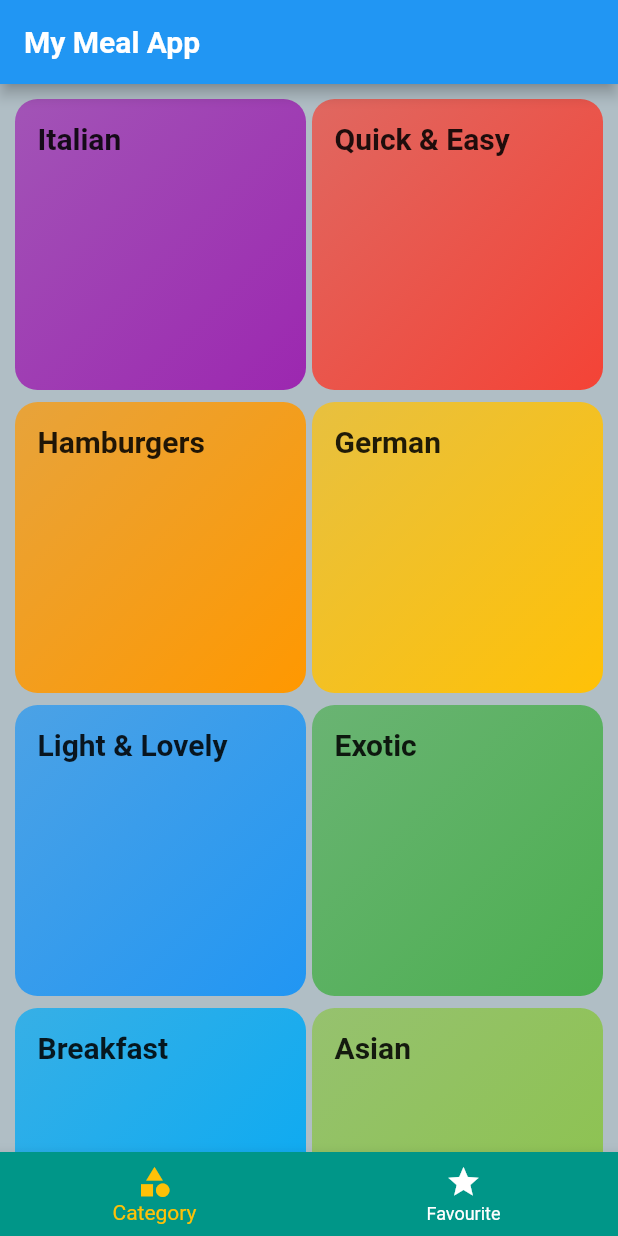
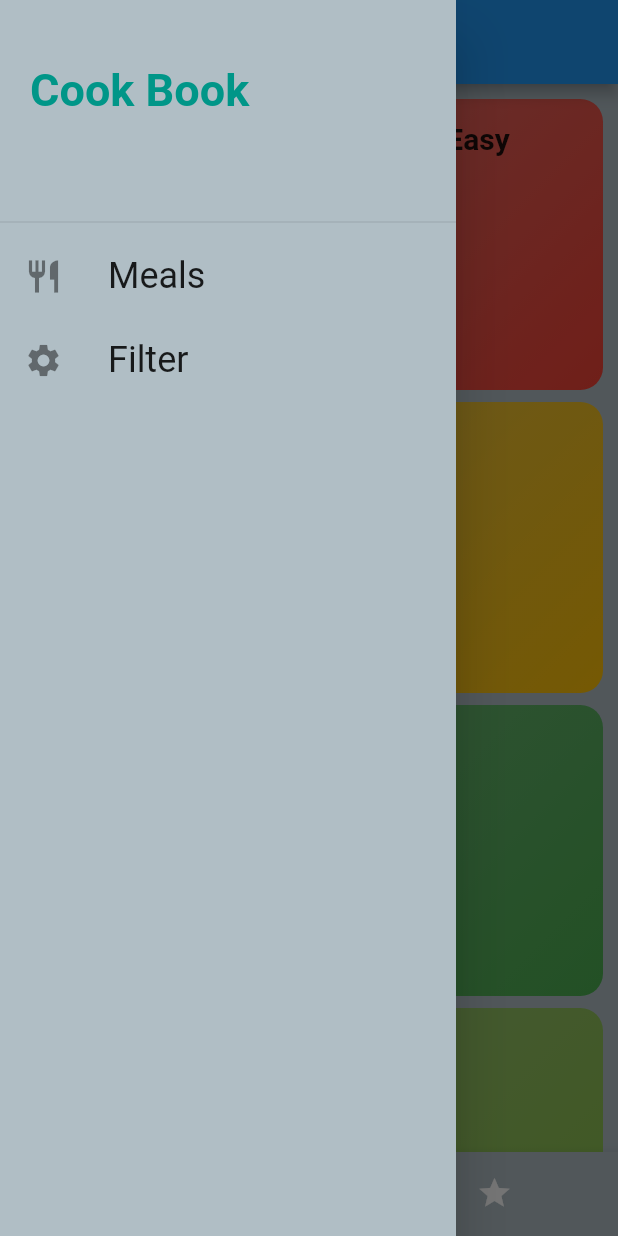
Before and after one commit to sachin96Boy/meal-appliction, a Flutter app: the screen it shows after launch, with the side drawer open (before the commit the screen has no drawer), on a phone screen of 412 x 824 dp. Run offline on Flutter 3.47's test engine with Material 2 defaults, Android fonts, the phone set to English and light mode, and no system bars.

Commit message:
chor: side drawer and working on links

```diff
--- a/lib/main.dart
+++ b/lib/main.dart
@@ -1,4 +1,5 @@
 import 'package:flutter/material.dart';
+import 'package:meal_app/screens/categoreies_scren.dart';
 import 'package:meal_app/screens/category_meals_screen.dart';
 
 import 'package:meal_app/screens/meal_details_screen.dart';
@@ -35,10 +36,11 @@ class MyApp extends StatelessWidget {
           secondary: Colors.green,
         ),
       ),
-      home: const TabsScreen(),
+      // home: const TabsScreen(),
       routes: {
         CategoryMealsScreen.routeName: (context) => const CategoryMealsScreen(),
-        MealDetailsScreen.routeName: (context) => const MealDetailsScreen()
+        MealDetailsScreen.routeName: (context) => const MealDetailsScreen(),
+        TabsScreen.routeName: (context) => const TabsScreen()
       },
       // this acts as a 404 page standerd in flutter
       onUnknownRoute: (settings) => MaterialPageRoute(
--- a/lib/screens/categoreies_scren.dart
+++ b/lib/screens/categoreies_scren.dart
@@ -5,6 +5,8 @@ import 'package:meal_app/widgets/category_item.dart';
 
 class CategoriesScreen extends StatelessWidget {
   const CategoriesScreen({super.key});
+
+
 
   @override
   Widget build(BuildContext context) {
--- /dev/null
+++ b/lib/screens/filter_screen.dart
@@ -0,0 +1,12 @@
+import 'package:flutter/material.dart';
+
+class FilterScreen extends StatelessWidget {
+  const FilterScreen({super.key});
+
+  @override
+  Widget build(BuildContext context) {
+    return const Center(
+      child: Text("filter screen page"),
+    );
+  }
+}
--- a/lib/screens/tabs_screen.dart
+++ b/lib/screens/tabs_screen.dart
@@ -2,9 +2,12 @@ import 'package:flutter/material.dart';
 
 import 'package:meal_app/screens/categoreies_scren.dart';
 import 'package:meal_app/screens/favourites_screen.dart';
+import 'package:meal_app/widgets/main_drawer.dart';
 
 class TabsScreen extends StatefulWidget {
   const TabsScreen({super.key});
+
+  static const routeName = '/';
 
   @override
   State<TabsScreen> createState() => _TabsScreenState();
@@ -30,11 +33,13 @@ class _TabsScreenState extends State<TabsScreen> {
       appBar: AppBar(
         title: const Text('My Meal App'),
       ),
+      drawer: const MainDrawer(),
       body: _pageOptions[_selectedPageIndex],
       bottomNavigationBar: BottomNavigationBar(
         backgroundColor: Theme.of(context).primaryColor,
         selectedItemColor: Colors.amber,
         unselectedItemColor: Colors.white,
+        type: BottomNavigationBarType.shifting,
         items: const [
           BottomNavigationBarItem(
             icon: Icon(Icons.category),
--- /dev/null
+++ b/lib/widgets/main_drawer.dart
@@ -0,0 +1,53 @@
+import 'package:flutter/material.dart';
+import 'package:meal_app/screens/tabs_screen.dart';
+
+class MainDrawer extends StatelessWidget {
+  const MainDrawer({super.key});
+
+  Widget buildListTile(String title, IconData icon, VoidCallback onTapHandler) {
+    return ListTile(
+      leading: Icon(
+        icon,
+        size: 26.0,
+      ),
+      title: Text(
+        title,
+        style: const TextStyle(fontSize: 24.0, fontWeight: FontWeight.normal),
+      ),
+      onTap: onTapHandler,
+    );
+  }
+
+  void onMealsTap(BuildContext context) {
+    Navigator.of(context).pushNamed(TabsScreen.routeName);
+  }
+
+  @override
+  Widget build(BuildContext context) {
+    return Drawer(
+      child: Column(
+        children: [
+          Container(
+            height: 120.0,
+            width: double.infinity,
+            padding: const EdgeInsets.all(20.0),
+            alignment: Alignment.centerLeft,
+            child: Text(
+              'Cook Book',
+              style: TextStyle(
+                  fontWeight: FontWeight.bold,
+                  fontSize: 30.0,
+                  color: Theme.of(context).primaryColor),
+            ),
+          ),
+          const SizedBox(
+            height: 20.0,
+          ),
+          const Divider(),
+          buildListTile('Meals', Icons.restaurant, () => onMealsTap(context)),
+          buildListTile('Filter', Icons.settings, () {}),
+        ],
+      ),
+    );
+  }
+}
```
